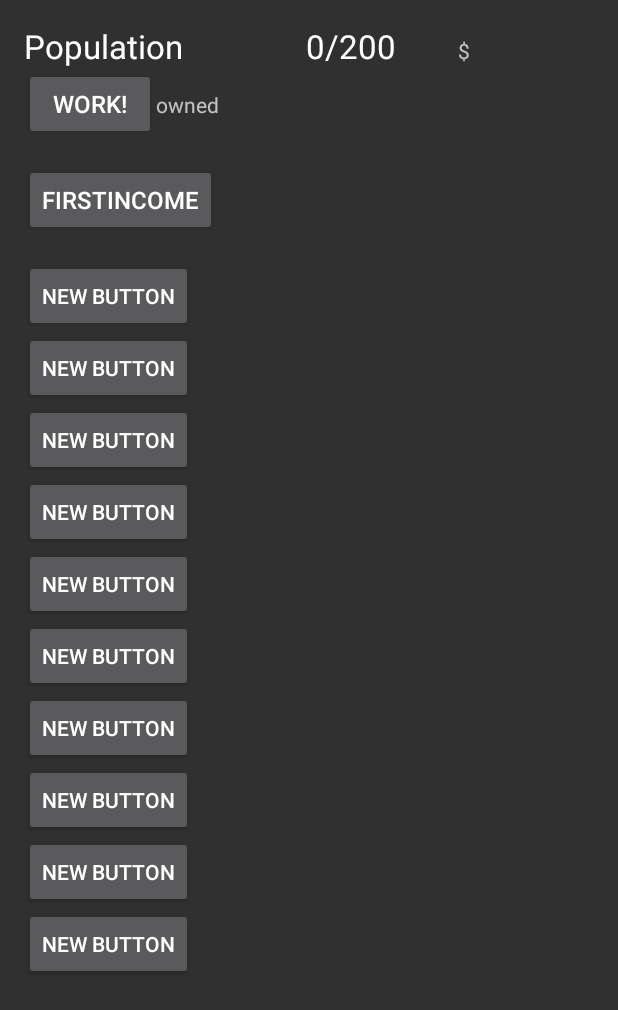
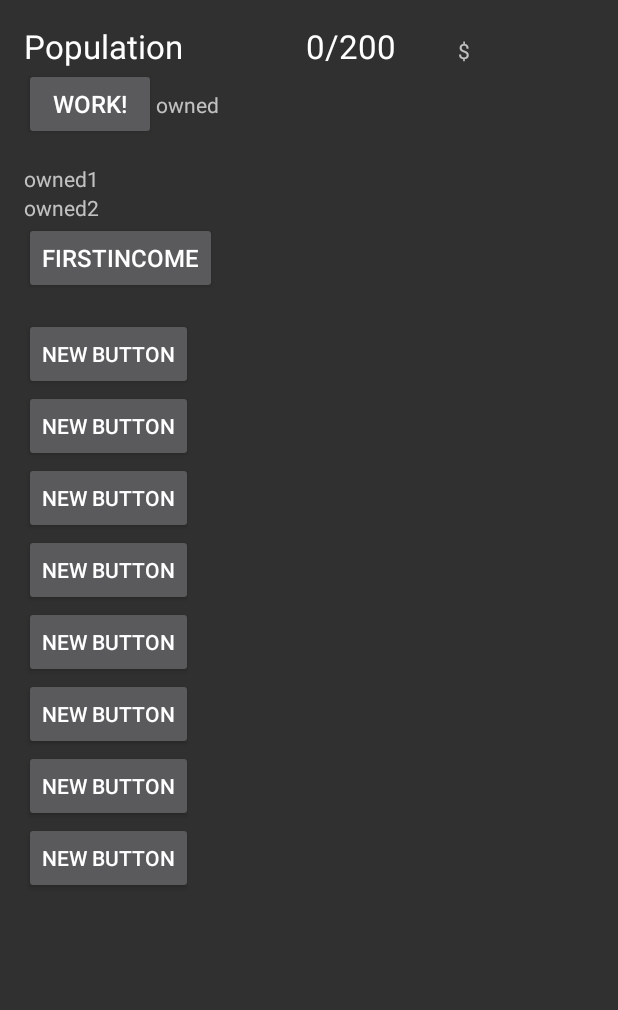
Before and after one commit to krolikmvp/Idle-android-game, an Android app: the layout activity_jobs.xml on its own in the app's theme, with its tools: preview values and no code run, on a phone screen of 412 x 824 dp. Shown: the top 1010 px of the screen. Run offline under Robolectric (Android 15) with nearby library versions, the phone set to English and light mode, and no system bars; plain views replace SubmitProcessButton.

Commit message:
updated Buttons

```diff
--- a/app/src/main/java/krolikmvp/untitledgame/GameLoop.java
+++ b/app/src/main/java/krolikmvp/untitledgame/GameLoop.java
@@ -9,7 +9,7 @@ import android.database.sqlite.SQLiteDatabase;
 /**
  * Created by Damian on 2016-09-05.
  */
-public final class GameLoop extends Activity {
+public final class GameLoop{
     private static int totalMoney;
     public static final String PREFS_NAME = "MyPrefsFile";
     public static  DBHelper db;
--- a/app/src/main/res/layout/activity_jobs.xml
+++ b/app/src/main/res/layout/activity_jobs.xml
@@ -76,10 +76,33 @@
                     android:id="@+id/firstJobCount"
                     android:layout_weight="2"/>
             </LinearLayout>
+            <LinearLayout
+                android:layout_width="match_parent"
+                android:layout_height="match_parent"
+                android:id="@+id/linearThird"
+                android:layout_below="@+id/linearSecond">
+                <TextView
+                    android:layout_width="wrap_content"
+                    android:layout_height="wrap_content"
+                    android:text="owned1"
+                    android:layout_weight="1"/>
+
+            </LinearLayout>
+            <LinearLayout
+                android:layout_width="match_parent"
+                android:layout_height="match_parent"
+                android:id="@+id/linearFourth"
+                android:layout_below="@+id/linearThird">
+                <TextView
+                    android:layout_width="wrap_content"
+                    android:layout_height="wrap_content"
+                    android:text="owned2"
+                    android:layout_weight="2"/>
+            </LinearLayout>
                 <com.dd.processbutton.iml.SubmitProcessButton
                     android:layout_width="wrap_content"
                     android:layout_height="wrap_content"
-                    android:layout_below="@+id/linearSecond"
+                    android:layout_below="@+id/linearFourth"
                     android:layout_marginBottom="16dp"
                     android:text="FirstIncome"
                     android:textColor="@android:color/white"
@@ -91,31 +114,12 @@
                     custom:pb_colorPressed="@color/blue_pressed"
                     custom:pb_colorProgress="@color/purple_progress"
                     custom:pb_colorError="@color/red_error" />
-
-                <Button
-                    android:layout_width="wrap_content"
-                    android:layout_height="wrap_content"
-                    android:text="New Button"
-                    android:id="@+id/button3"
-                    android:layout_below="@+id/firstIncomeButton"
-                    android:layout_alignParentLeft="true"
-                    android:layout_alignParentStart="true" />
-
-                <Button
-                    android:layout_width="wrap_content"
-                    android:layout_height="wrap_content"
-                    android:text="New Button"
-                    android:id="@+id/button4"
-                    android:layout_below="@+id/button3"
-                    android:layout_alignParentLeft="true"
-                    android:layout_alignParentStart="true" />
-
                 <Button
                     android:layout_width="wrap_content"
                     android:layout_height="wrap_content"
                     android:text="New Button"
                     android:id="@+id/button5"
-                    android:layout_below="@+id/button4"
+                    android:layout_below="@+id/firstIncomeButton"
                     android:layout_alignParentLeft="true"
                     android:layout_alignParentStart="true" />
 
```
Also changed, not shown: app/src/main/java/krolikmvp/untitledgame/Income.java (added, +57 -0 lines), app/src/main/java/krolikmvp/untitledgame/IsRepetable.java (added, +9 -0 lines), app/src/main/java/krolikmvp/untitledgame/JobsActivity.java (+19 -42 lines), app/src/main/java/krolikmvp/untitledgame/ProgressGenerator.java (+25 -9 lines).
